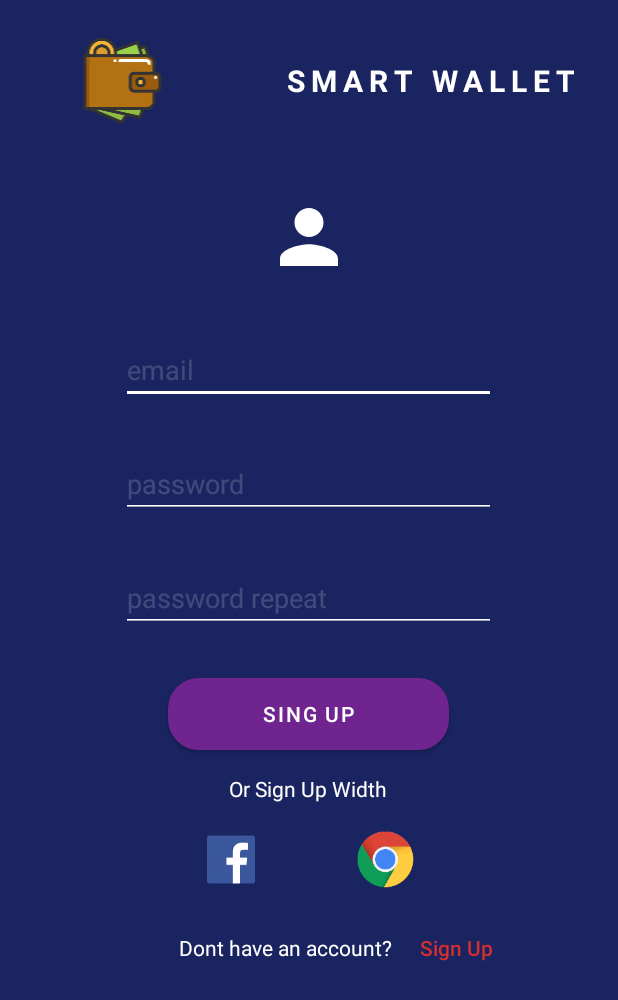
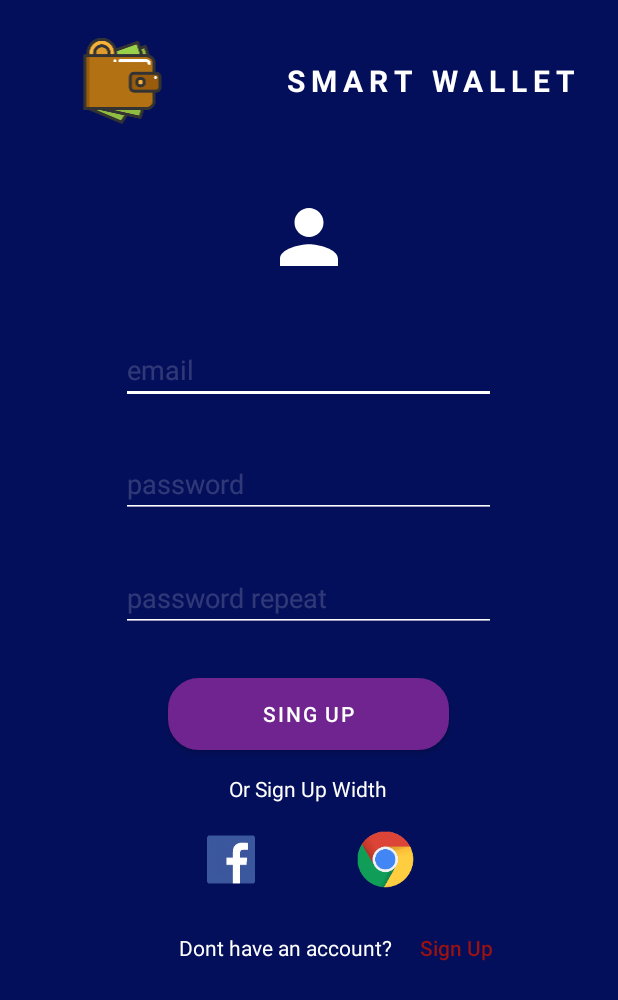
Before and after one commit to ievoms/App-dev-money-tracking, an Android app: the layout activity_sign_up.xml on its own in the app's theme, with its tools: preview values and no code run, on a phone screen of 412 x 824 dp. Shown: the top 1000 px of the screen. Run offline under Robolectric (Android 15) with nearby library versions, the phone set to English and light mode, and no system bars.

Commit message:
add colors to signup page from template

```diff
--- a/app/src/main/res/layout/activity_sign_up.xml
+++ b/app/src/main/res/layout/activity_sign_up.xml
@@ -5,7 +5,7 @@
     android:layout_width="match_parent"
     android:layout_height="match_parent"
     android:layout_gravity="center"
-    android:background="#1A2460"
+    android:background="@color/background"
     android:orientation="vertical"
     tools:context=".SignUpActivity">
 
@@ -57,15 +57,15 @@
             android:hint="email"
             android:inputType="textEmailAddress"
             android:singleLine="true"
-            android:textColor="#9C27B0"
-            android:textColorHint="#2DFFFFFF" />
+            android:textColor="@color/primary"
+            android:textColorHint="@color/placeholder"/>
 
         <TextView
             android:id="@+id/signupEmailError"
             android:layout_width="wrap_content"
             android:layout_height="wrap_content"
             android:layout_gravity="start"
-            android:textColor="#D32F2F"
+            android:textColor="@color/accentRed"
             android:textSize="10sp" />
     </LinearLayout>
 
@@ -86,15 +86,15 @@
             android:hint="password"
             android:inputType="textPassword"
             android:singleLine="true"
-            android:textColor="#9C27B0"
-            android:textColorHint="#2DFFFFFF" />
+            android:textColor="@color/primary"
+            android:textColorHint="@color/placeholder" />
 
         <TextView
             android:id="@+id/signupPasswordError"
             android:layout_width="wrap_content"
             android:layout_height="wrap_content"
             android:layout_gravity="center"
-            android:textColor="#D32F2F"
+            android:textColor="@color/accentRed"
             android:textSize="10sp" />
     </LinearLayout>
 
@@ -115,15 +115,15 @@
             android:hint="password repeat"
             android:inputType="textPassword"
             android:singleLine="true"
-            android:textColor="#9C27B0"
-            android:textColorHint="#2DFFFFFF" />
+            android:textColor="@color/primary"
+            android:textColorHint="@color/placeholder" />
 
         <TextView
             android:id="@+id/signupPassword2Error"
             android:layout_width="wrap_content"
             android:layout_height="wrap_content"
             android:layout_gravity="center"
-            android:textColor="#D32F2F"
+            android:textColor="@color/accentRed"
             android:textSize="10sp" />
     </LinearLayout>
 
@@ -134,7 +134,7 @@
         android:layout_gravity="center"
         android:layout_marginTop="16dp"
         android:background="@drawable/button_background"
-        android:backgroundTint="#512DA8"
+        android:backgroundTint="@color/primary"
         android:text="Sing up"
         android:textColor="#FFFFFF" />
 
@@ -201,7 +201,7 @@
             android:text="Sign Up"
             android:textAlignment="textStart"
             android:textAllCaps="false"
-            android:textColor="#D32F2F"
+            android:textColor="@color/accentRed"
             android:textSize="14sp" />
 
 
```
Also changed, not shown: app/src/main/AndroidManifest.xml (+4 -3 lines).
